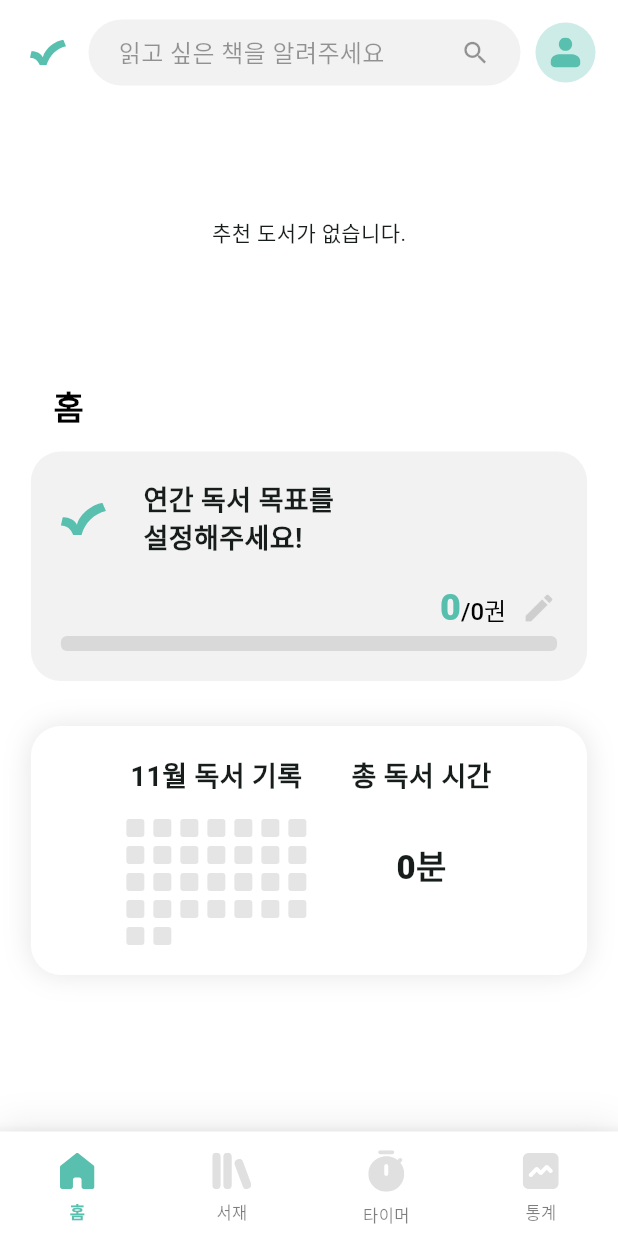
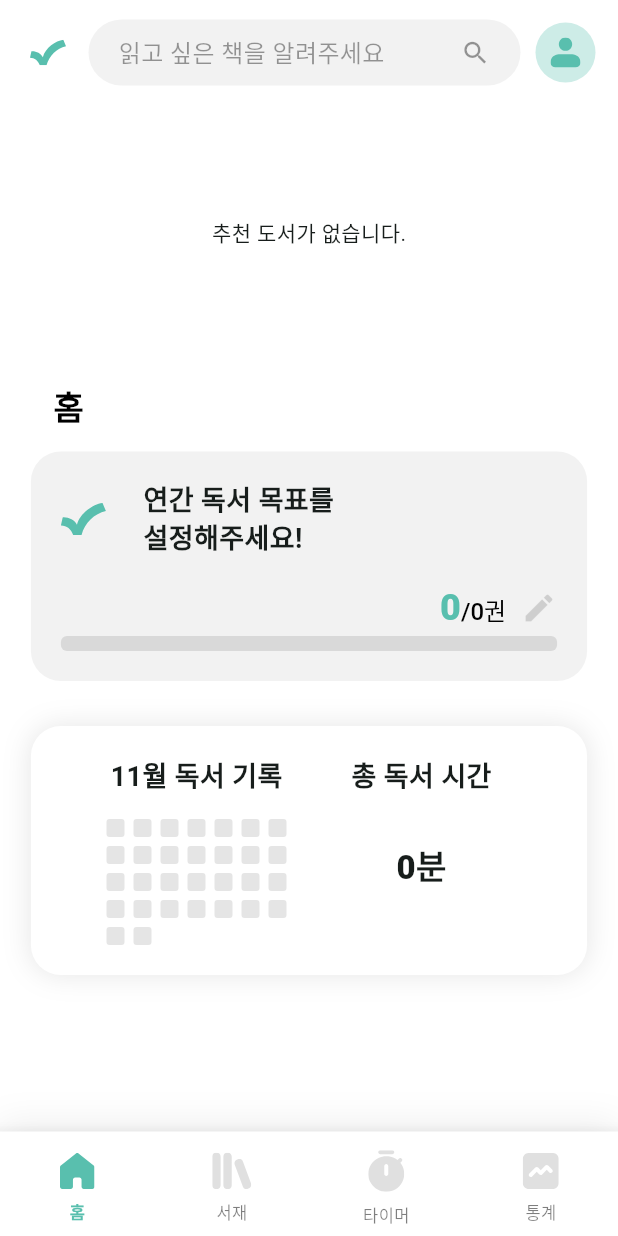
Before and after one commit to mamemomif/Chack, a Flutter app: the MainScreen screen opened by its route, on a phone screen of 412 x 824 dp. Run offline on Flutter 3.47's test engine with Material 3 defaults, Android fonts, the phone set to English and light mode, and no system bars; our stand-ins replace cloud_firestore, firebase_auth, firebase_core, firebase_storage, fl_chart, flutter_dotenv and 11 more; accounts and stored records are empty; network calls fail; Roboto replaces fonts that are missing (SUITE).

Commit message:
fix: set minimum width in MonthlyReadingCard

```diff
--- a/lib/components/monthly_reading_card.dart
+++ b/lib/components/monthly_reading_card.dart
@@ -38,12 +38,13 @@ class _MonthlyReadingCardState extends State<MonthlyReadingCard> {
 
   Color getColorByTime(int seconds) {
     if (_maxReadingTime == 0) return Colors.transparent;
-    final minOpacity = 0.1;
-    final maxOpacity = 0.8;
+    const minOpacity = 0.1;
+    const maxOpacity = 0.8;
     final ratio = seconds / _maxReadingTime;
     final logRatio = (log(ratio * 9 + 1) / log(10));
     final opacity = minOpacity + (maxOpacity - minOpacity) * logRatio;
-    return AppColors.pointColor.withOpacity(opacity.clamp(minOpacity, maxOpacity));
+    return AppColors.pointColor
+        .withOpacity(opacity.clamp(minOpacity, maxOpacity));
   }
 
   String formatTotalTime(int totalSeconds) {
@@ -51,9 +52,9 @@ class _MonthlyReadingCardState extends State<MonthlyReadingCard> {
     final minutes = (totalSeconds % 3600) ~/ 60;
 
     if (hours > 0) {
-      return '$hours시간 ${minutes}분';
+      return '$hours시간 $minutes분';
     } else {
-      return '${minutes}분';
+      return '$minutes분';
     }
   }
 
@@ -122,6 +123,8 @@ class _MonthlyReadingCardState extends State<MonthlyReadingCard> {
               crossAxisAlignment: CrossAxisAlignment.start,
               children: [
                 Flexible(
+                  child: Container(
+                    constraints: const BoxConstraints(minWidth: 120),
                     child: Column(
                       crossAxisAlignment: CrossAxisAlignment.center,
                       children: [
@@ -140,7 +143,8 @@ class _MonthlyReadingCardState extends State<MonthlyReadingCard> {
                           child: GridView.builder(
                             physics: const NeverScrollableScrollPhysics(),
                             shrinkWrap: true,
-                          gridDelegate: const SliverGridDelegateWithFixedCrossAxisCount(
+                            gridDelegate:
+                                const SliverGridDelegateWithFixedCrossAxisCount(
                               crossAxisCount: 7,
                               crossAxisSpacing: spacing,
                               mainAxisSpacing: spacing,
@@ -166,8 +170,11 @@ class _MonthlyReadingCardState extends State<MonthlyReadingCard> {
                       ],
                     ),
                   ),
+                ),
                 const SizedBox(width: 30),
                 Flexible(
+                  child: Container(
+                    constraints: const BoxConstraints(minWidth: 120),
                     child: Column(
                       crossAxisAlignment: CrossAxisAlignment.center,
                       children: [
@@ -189,6 +196,7 @@ class _MonthlyReadingCardState extends State<MonthlyReadingCard> {
                       ],
                     ),
                   ),
+                ),
               ],
             ),
           ),
```
Lines whose indentation alone changed are shown as unchanged.
